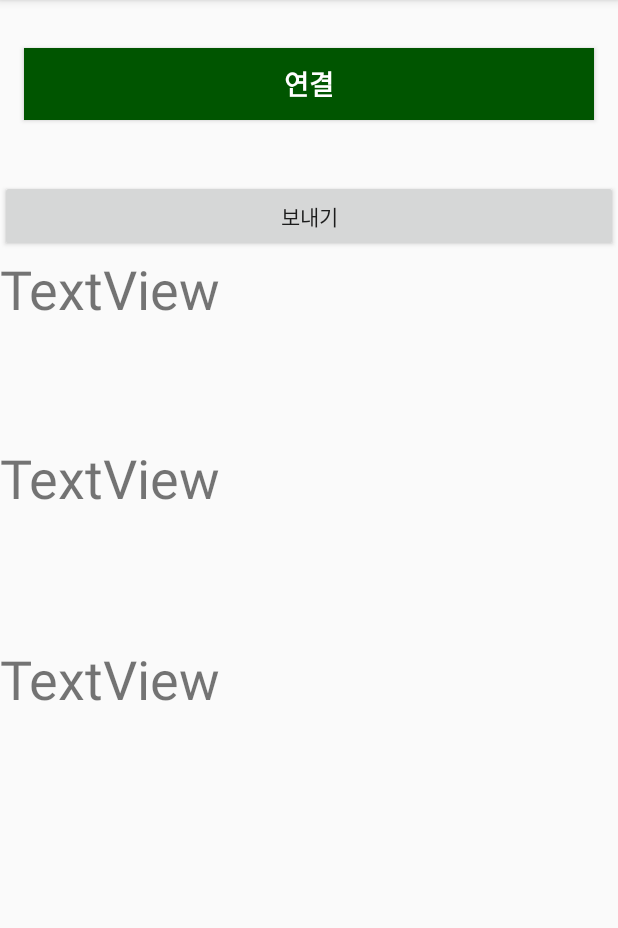
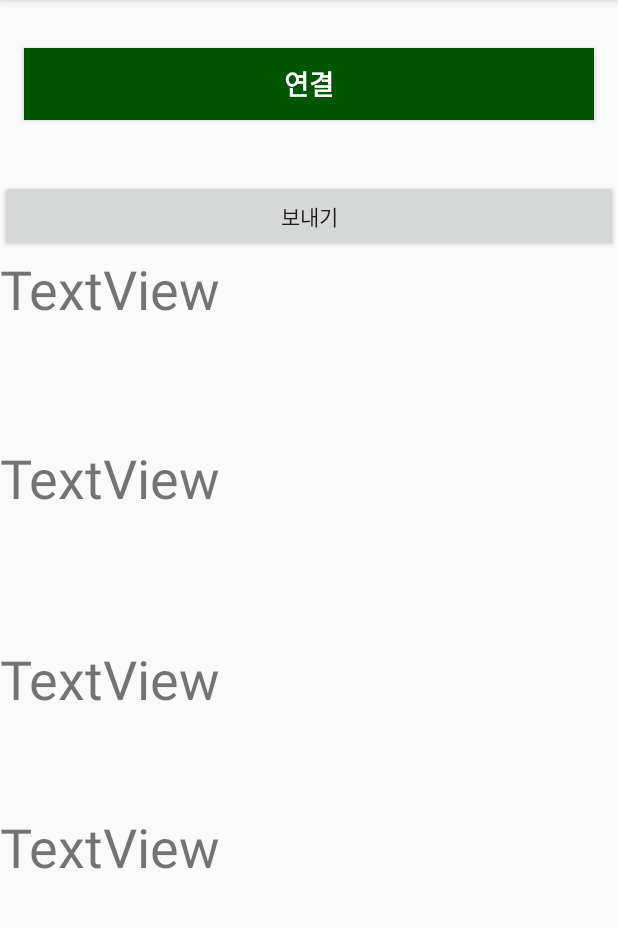
Before and after one commit to hse801/EyeShoe, an Android app: the MainActivity screen opened directly, with no data from a screen before it, on a phone screen of 412 x 824 dp, the part 84-1012 px from its top. Run offline under Robolectric (Android 15) with nearby library versions, the light colour scheme and no system bars; libraries missing offline, so code that uses them is left out: app.akexorcist.bluetotohspp; 5 statements that could not run were skipped.

Commit message:
팝업창 레이아웃&distance 6 추가

```diff
--- a/app/src/main/java/com/example/sinbal/MainActivity.java
+++ b/app/src/main/java/com/example/sinbal/MainActivity.java
@@ -2,6 +2,7 @@ package com.example.sinbal;
 
 import androidx.appcompat.app.AppCompatActivity;
 
+import android.bluetooth.BluetoothSocket;
 import android.os.Bundle;
 import android.app.Activity;
 import android.bluetooth.BluetoothAdapter;
@@ -18,6 +19,8 @@ import app.akexorcist.bluetotohspp.library.DeviceList;
 
 import android.media.MediaPlayer;
 
+import java.util.UUID;
+
 public class MainActivity extends AppCompatActivity {
 
     private BluetoothSPP bt;
@@ -29,7 +32,6 @@ public class MainActivity extends AppCompatActivity {
     protected void onCreate(Bundle savedInstanceState) {
         super.onCreate(savedInstanceState);
         setContentView(R.layout.activity_main);
-
 
         Intent intent = getIntent(); //변수 받아오기 추가 부분
         size = intent.getIntExtra("size",0);
@@ -56,6 +58,7 @@ public class MainActivity extends AppCompatActivity {
             TextView distance22 = findViewById(R.id.distance2);
             TextView distance33 = findViewById(R.id.distance3);
             TextView distance44 = findViewById(R.id.distance4);
+            TextView distance66 = findViewById(R.id.distance6);
 
 
             double finalSize = MainActivity.this.size; // 2값 바꾸기
@@ -67,13 +70,16 @@ public class MainActivity extends AppCompatActivity {
                 Log.d("MainActivity", "Final size = "+ finalSize);
                 String[] array = message.split(",");
 
+
                 distance22.setText(array[0].concat("cm"));
                 distance33.setText(array[1].concat("cm"));
                 distance44.setText(array[2].concat("cm"));
+                distance66.setText(array[3].concat("cm"));
 
                 double distance2 = Double.parseDouble(array[0]);
                 double distance3 = Double.parseDouble(array[1]);
                 double distance4 = Double.parseDouble(array[2]);
+                double distance6 = Double.parseDouble(array[3]);
 
                 double distance5 = distance2/0.93969; //밑변길이를 cos20으로 나눈 값//대각선 길이
                // double distance5 = distance2*1.5;
--- a/app/src/main/res/layout/activity_main.xml
+++ b/app/src/main/res/layout/activity_main.xml
@@ -53,5 +53,12 @@
         android:text="TextView"
         android:textSize="36sp" />
 
+    <TextView
+        android:id="@+id/distance6"
+        android:layout_width="match_parent"
+        android:layout_height="102dp"
+        android:text="TextView"
+        android:textSize="36sp" />
+
 
 </LinearLayout>
```
Also changed, not shown: app/src/main/AndroidManifest.xml (+6 -5 lines), app/src/main/res/layout/popup_activity.xml (+9 -8 lines), app/src/main/res/values/strings.xml (+7 -0 lines).
